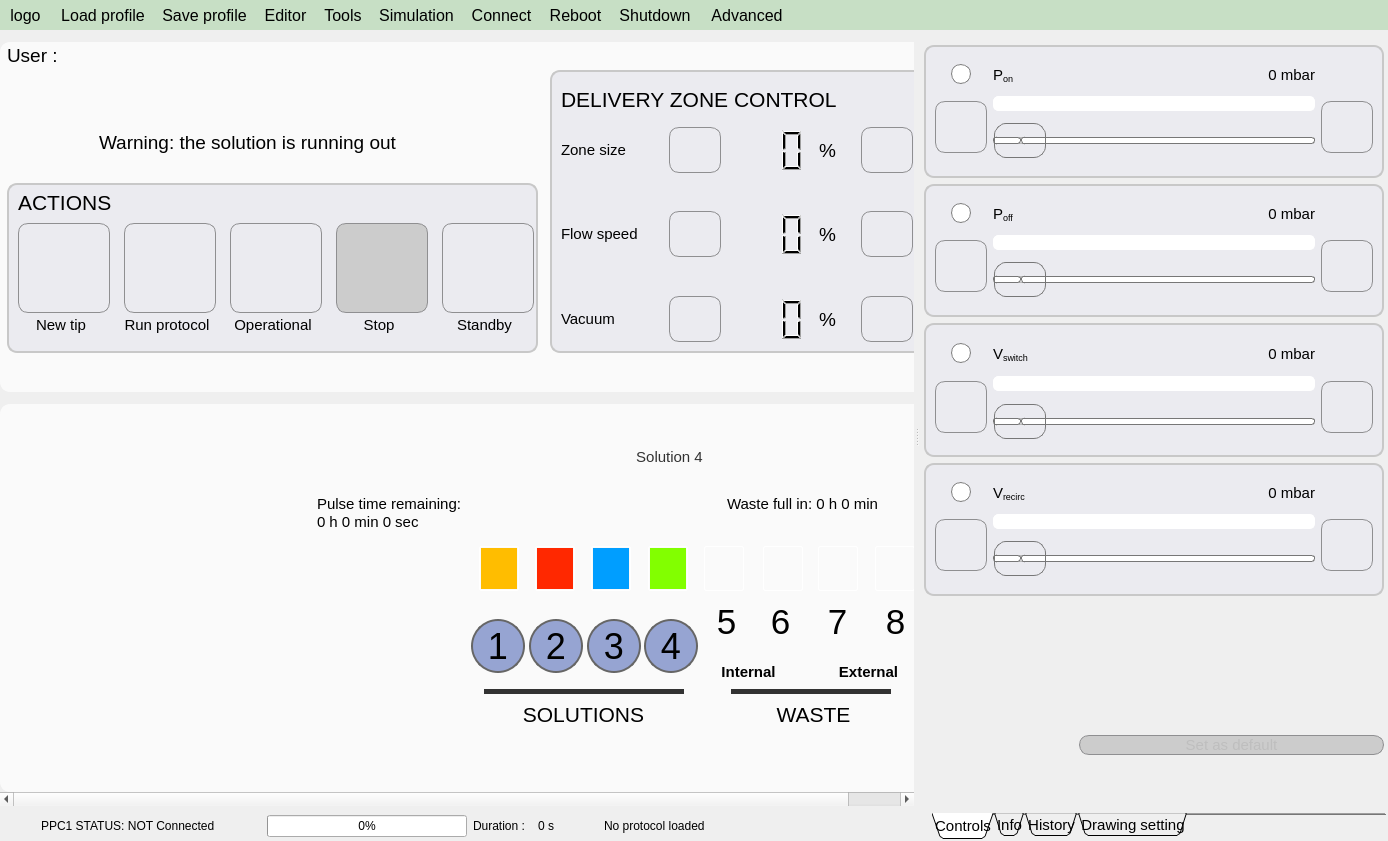
Qt form apps/Lab-on-a-tip/Lab-on-a-tip.ui (bellonemauro/Labonatip2.0) before a commit.
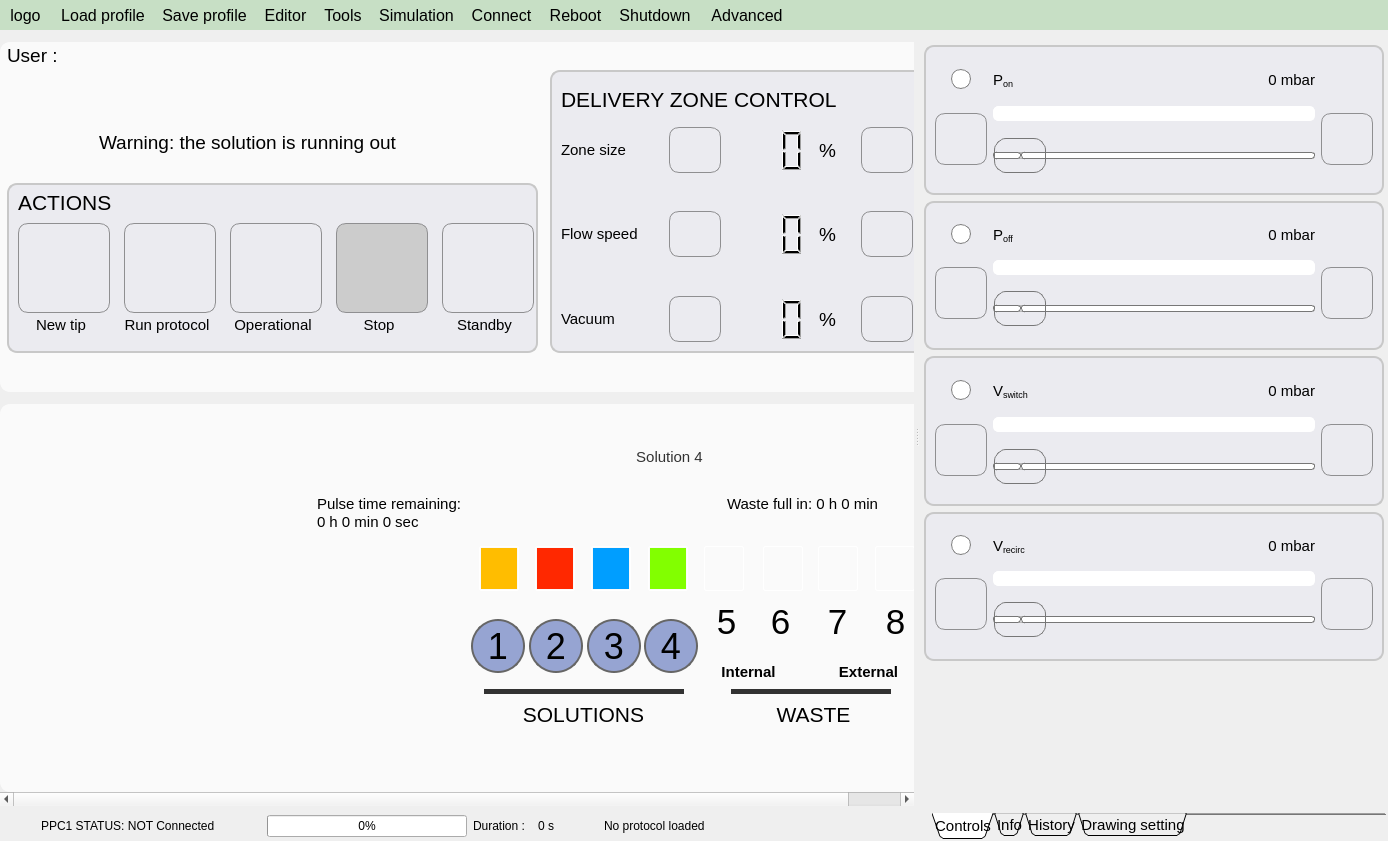
The same form after that commit. Icons and pictures are not drawn.

What changed in the file:
```diff
--- a/apps/Lab-on-a-tip/Lab-on-a-tip.ui
+++ b/apps/Lab-on-a-tip/Lab-on-a-tip.ui
@@ -3228,7 +3228,7 @@
          <property name="bottomMargin">
           <number>2</number>
          </property>
-         <item row="2" column="1" colspan="3">
+         <item row="2" column="1" colspan="2">
           <widget class="QGroupBox" name="groupBox_switch">
            <property name="sizePolicy">
             <sizepolicy hsizetype="Expanding" vsizetype="Expanding">
@@ -3674,7 +3674,7 @@
            </layout>
           </widget>
          </item>
-         <item row="4" column="1" colspan="3">
+         <item row="4" column="1" colspan="2">
           <widget class="QGroupBox" name="groupBox_recirc">
            <property name="sizePolicy">
             <sizepolicy hsizetype="Expanding" vsizetype="Expanding">
@@ -4127,7 +4127,7 @@
            </layout>
           </widget>
          </item>
-         <item row="0" column="1" colspan="3">
+         <item row="0" column="1" colspan="2">
           <widget class="QGroupBox" name="groupBox_pon">
            <property name="sizePolicy">
             <sizepolicy hsizetype="Expanding" vsizetype="Expanding">
@@ -4626,81 +4626,7 @@
            </layout>
           </widget>
          </item>
-         <item row="9" column="1" rowspan="2" colspan="3">
-          <spacer name="verticalSpacer_12">
-           <property name="orientation">
-            <enum>Qt::Vertical</enum>
-           </property>
-           <property name="sizeHint" stdset="0">
-            <size>
-             <width>20</width>
-             <height>50</height>
-            </size>
-           </property>
-          </spacer>
-         </item>
-         <item row="6" column="1" colspan="3">
-          <spacer name="verticalSpacer_9">
-           <property name="orientation">
-            <enum>Qt::Vertical</enum>
-           </property>
-           <property name="sizeHint" stdset="0">
-            <size>
-             <width>20</width>
-             <height>40</height>
-            </size>
-           </property>
-          </spacer>
-         </item>
-         <item row="7" column="2" colspan="2">
-          <widget class="QPushButton" name="pushButton_setValuesAsDefault">
-           <property name="enabled">
-            <bool>false</bool>
-           </property>
-           <property name="font">
-            <font>
-             <pointsize>11</pointsize>
-            </font>
-           </property>
-           <property name="toolTip">
-            <string>&lt;html&gt;&lt;head/&gt;&lt;body&gt;&lt;p&gt;Set the current values as default values for the operational condition&lt;/p&gt;&lt;/body&gt;&lt;/html&gt;</string>
-           </property>
-           <property name="styleSheet">
-            <string notr="true"> QPushButton {
-     border: 1px solid #8f8f91;
-     border-radius: 10px;
-     background-color: qlineargradient(x1: 0, y1: 0, x2: 0, y2: 1,
-                                       stop: 0 #f6f7fa, stop: 1 #dadbde);
-
- }
-
-
- QPushButton:focus:pressed {
-     background-color: qlineargradient(x1: 0, y1: 0, x2: 0, y2: 1,
-                                       stop: 0 #F0FFF0, stop: 1 #f6f7fa);
- }
-
- QPushButton:hover {
-     background-color: qlineargradient(x1: 0, y1: 0, x2: 0, y2: 1,
-                                       stop: 0 #f6f7fa, stop: 1 #F0FFF0);
- }
-
-QPushButton:disabled{ background-color: #CCCCCC; }
-
- QPushButton:flat {
-     border: none; /* no border for a flat push button */
- }
-
- QPushButton:default {
-     border-color: navy; /* make the default button prominent */
- }</string>
-           </property>
-           <property name="text">
-            <string>Set as default</string>
-           </property>
-          </widget>
-         </item>
-         <item row="1" column="1" colspan="3">
+         <item row="1" column="1" colspan="2">
           <widget class="QGroupBox" name="groupBox_poff">
            <property name="sizePolicy">
             <sizepolicy hsizetype="Expanding" vsizetype="Expanding">
@@ -5200,6 +5126,19 @@
            </layout>
           </widget>
          </item>
+         <item row="6" column="1" colspan="2">
+          <spacer name="verticalSpacer_9">
+           <property name="orientation">
+            <enum>Qt::Vertical</enum>
+           </property>
+           <property name="sizeHint" stdset="0">
+            <size>
+             <width>20</width>
+             <height>40</height>
+            </size>
+           </property>
+          </spacer>
+         </item>
         </layout>
        </widget>
        <widget class="QWidget" name="tab_3">
```
